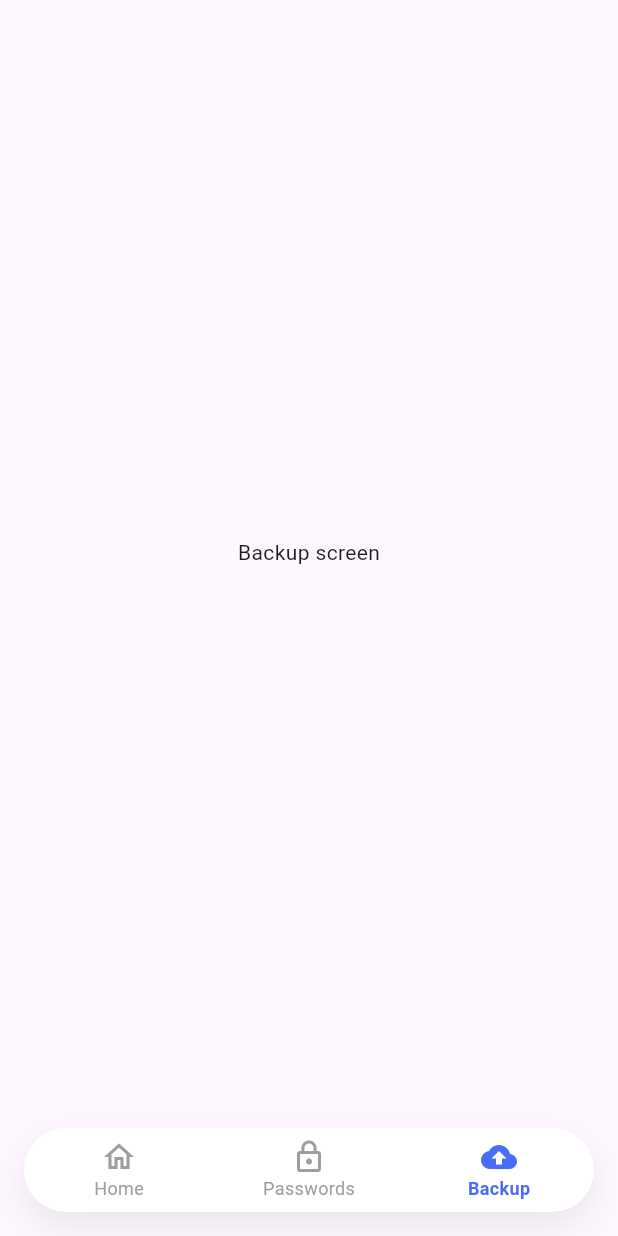
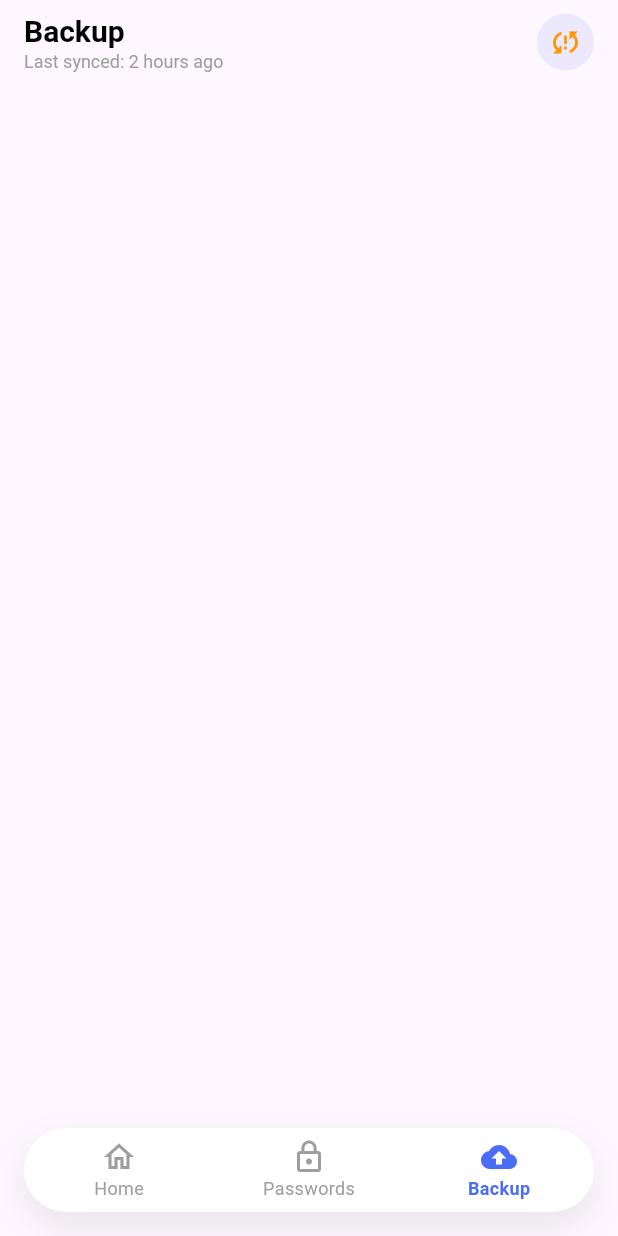
Before and after one commit to Meyyappan-cloud/password_saver, a Flutter app: the screen it shows after launch, item 3 of the bottom bar chosen, on a phone screen of 412 x 824 dp. Run offline on Flutter 3.47's test engine with Material 3 defaults, Android fonts, the light colour scheme and no system bars.

Commit message:
added appbar to password and backup screen

```diff
--- a/lib/backup_screen.dart
+++ b/lib/backup_screen.dart
@@ -1,4 +1,5 @@
 import 'package:flutter/material.dart';
+import 'package:password_saver_app/widgets.dart';
 
 class BackupScreen extends StatefulWidget {
   const BackupScreen({super.key});
@@ -10,8 +11,39 @@ class BackupScreen extends StatefulWidget {
 class _BackupScreenState extends State<BackupScreen> {
   @override
   Widget build(BuildContext context) {
-    return Center(
-      child: Text("Backup screen"),
+    return Scaffold(
+      appBar: AppBar(
+        elevation: 0,
+        backgroundColor: Colors.transparent,
+        automaticallyImplyLeading: false,
+        titleSpacing: 16,
+        title: Row(
+          mainAxisAlignment: MainAxisAlignment.spaceBetween,
+          children: [
+            /// Left - Page Title
+            Column(
+              crossAxisAlignment: CrossAxisAlignment.start,
+              children: const [
+                Text(
+                  "Backup",
+                  style: TextStyle(
+                    color: Colors.black,
+                    fontWeight: FontWeight.bold,
+                    fontSize: 20,
+                  ),
+                ),
+                Text(
+                  "Last synced: 2 hours ago",
+                  style: TextStyle(color: Colors.grey, fontSize: 12),
+                ),
+              ],
+            ),
+
+            /// Right - Settings/Refresh
+            Widgets().buildAppBarIcon(Icons.sync_problem_outlined, color: Colors.orange),
+          ],
+        ),
+      ),
     );
   }
 }
--- /dev/null
+++ b/lib/widgets.dart
@@ -0,0 +1,23 @@
+import 'package:flutter/material.dart';
+
+class Widgets {
+  Widget buildAppBarIcon(
+    IconData icon, {
+    bool isPrimary = false,
+    Color? color,
+  }) {
+    final brandColor = const Color(0xFF4A6CF7);
+    return Container(
+      padding: const EdgeInsets.all(8),
+      decoration: BoxDecoration(
+        color: isPrimary ? brandColor : brandColor.withValues(alpha: 0.1),
+        shape: BoxShape.circle,
+      ),
+      child: Icon(
+        icon,
+        color: isPrimary ? Colors.white : (color ?? brandColor),
+        size: 22,
+      ),
+    );
+  }
+}
```
Also changed, not shown: lib/password_screen.dart (+41 -2 lines).
